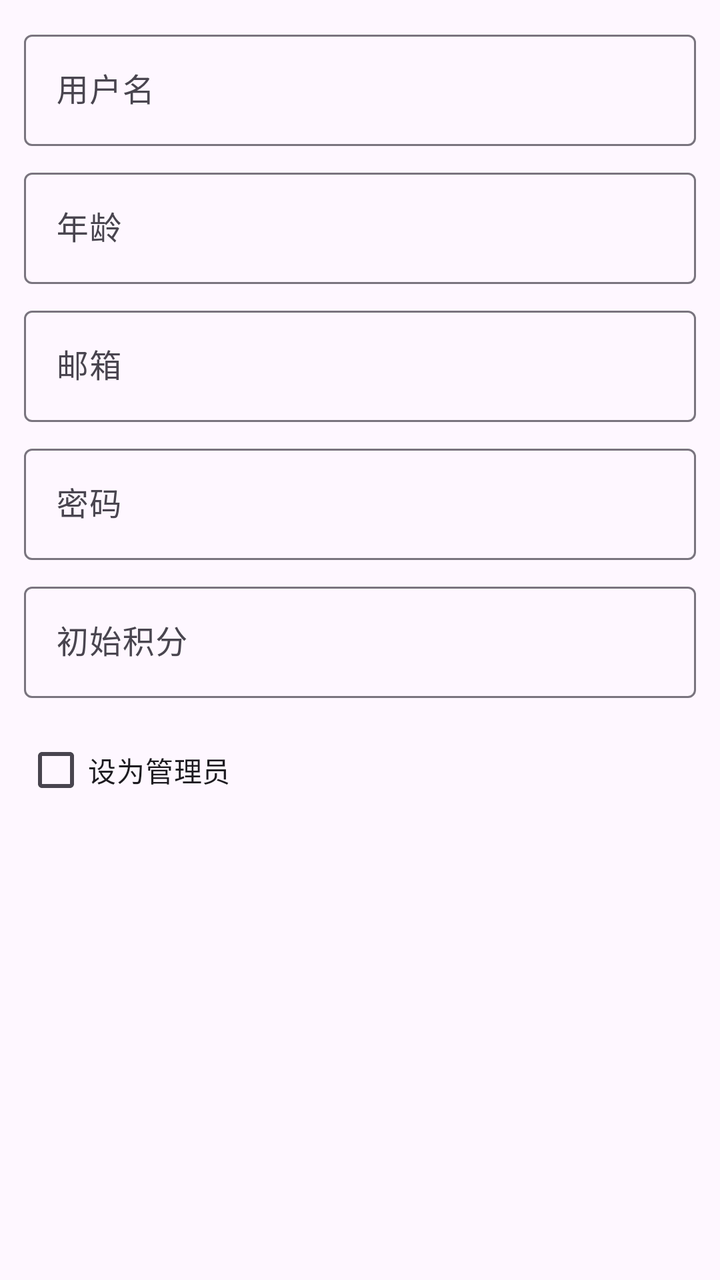
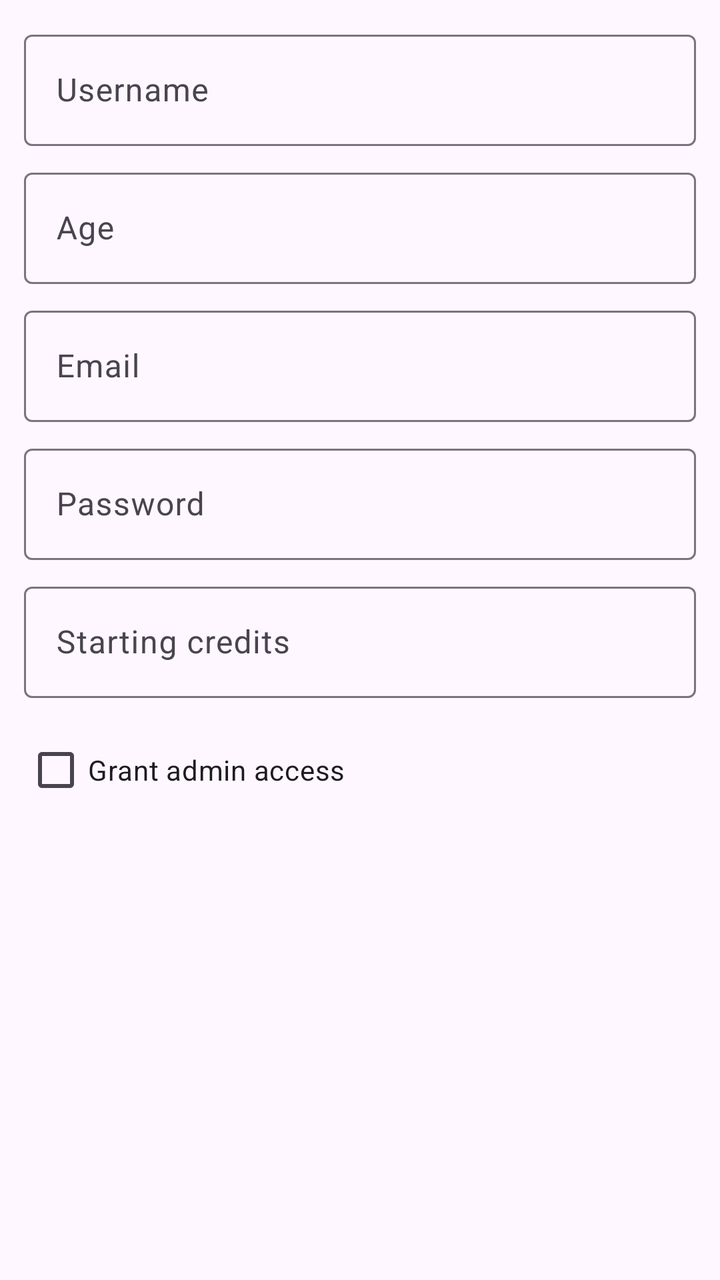

Before-and-after screenshots of an Android layout around one commit, followed by the original layout XML and the change that was made.
<!-- AndroidManifest.xml: application theme Theme.MyApplication -->
<!-- res/layout/dialog_admin_user.xml -->
<?xml version="1.0" encoding="utf-8"?>
<ScrollView xmlns:android="http://schemas.android.com/apk/res/android"
    xmlns:app="http://schemas.android.com/apk/res-auto"
    android:layout_width="match_parent"
    android:layout_height="wrap_content">

    <LinearLayout
        android:layout_width="match_parent"
        android:layout_height="wrap_content"
        android:orientation="vertical"
        android:padding="12dp">

        <com.google.android.material.textfield.TextInputLayout
            android:layout_width="match_parent"
            android:layout_height="wrap_content">
            <com.google.android.material.textfield.TextInputEditText
                android:id="@+id/user_name_input"
                android:layout_width="match_parent"
                android:layout_height="wrap_content"
                android:hint="用户名" />
        </com.google.android.material.textfield.TextInputLayout>

        <com.google.android.material.textfield.TextInputLayout
            android:layout_width="match_parent"
            android:layout_height="wrap_content"
            android:layout_marginTop="8dp">
            <com.google.android.material.textfield.TextInputEditText
                android:id="@+id/user_age_input"
                android:layout_width="match_parent"
                android:layout_height="wrap_content"
                android:hint="年龄"
                android:inputType="number" />
        </com.google.android.material.textfield.TextInputLayout>

        <com.google.android.material.textfield.TextInputLayout
            android:layout_width="match_parent"
            android:layout_height="wrap_content"
            android:layout_marginTop="8dp">
            <com.google.android.material.textfield.TextInputEditText
                android:id="@+id/user_email_input"
                android:layout_width="match_parent"
                android:layout_height="wrap_content"
                android:hint="邮箱" />
        </com.google.android.material.textfield.TextInputLayout>

        <com.google.android.material.textfield.TextInputLayout
            android:layout_width="match_parent"
            android:layout_height="wrap_content"
            android:layout_marginTop="8dp">
            <com.google.android.material.textfield.TextInputEditText
                android:id="@+id/user_password_input"
                android:layout_width="match_parent"
                android:layout_height="wrap_content"
                android:hint="密码"
                android:inputType="textPassword" />
        </com.google.android.material.textfield.TextInputLayout>

        <com.google.android.material.textfield.TextInputLayout
            android:layout_width="match_parent"
            android:layout_height="wrap_content"
            android:layout_marginTop="8dp">
            <com.google.android.material.textfield.TextInputEditText
                android:id="@+id/user_credits_input"
                android:layout_width="match_parent"
                android:layout_height="wrap_content"
                android:hint="初始积分"
                android:inputType="number" />
        </com.google.android.material.textfield.TextInputLayout>

        <CheckBox
            android:id="@+id/user_admin_checkbox"
            android:layout_width="wrap_content"
            android:layout_height="wrap_content"
            android:layout_marginTop="12dp"
            android:text="设为管理员" />

    </LinearLayout>

</ScrollView>
<!-- resources referenced by this layout -->
<resources>
  <style name="Theme.MyApplication" parent="Base.Theme.MyApplication" />
  <style name="Base.Theme.MyApplication" parent="Theme.Material3.DayNight.NoActionBar">
          
          
      </style>
</resources>

<!-- the commit's change to res/layout/dialog_admin_user.xml (unified diff, before → after) -->
@@ -17,7 +17,7 @@
                 android:id="@+id/user_name_input"
                 android:layout_width="match_parent"
                 android:layout_height="wrap_content"
-                android:hint="用户名" />
+                android:hint="Username" />
         </com.google.android.material.textfield.TextInputLayout>
 
         <com.google.android.material.textfield.TextInputLayout
@@ -28,7 +28,7 @@
                 android:id="@+id/user_age_input"
                 android:layout_width="match_parent"
                 android:layout_height="wrap_content"
-                android:hint="年龄"
+                android:hint="Age"
                 android:inputType="number" />
         </com.google.android.material.textfield.TextInputLayout>
 
@@ -40,7 +40,7 @@
                 android:id="@+id/user_email_input"
                 android:layout_width="match_parent"
                 android:layout_height="wrap_content"
-                android:hint="邮箱" />
+                android:hint="Email" />
         </com.google.android.material.textfield.TextInputLayout>
 
         <com.google.android.material.textfield.TextInputLayout
@@ -51,7 +51,7 @@
                 android:id="@+id/user_password_input"
                 android:layout_width="match_parent"
                 android:layout_height="wrap_content"
-                android:hint="密码"
+                android:hint="Password"
                 android:inputType="textPassword" />
         </com.google.android.material.textfield.TextInputLayout>
 
@@ -63,7 +63,7 @@
                 android:id="@+id/user_credits_input"
                 android:layout_width="match_parent"
                 android:layout_height="wrap_content"
-                android:hint="初始积分"
+                android:hint="Starting credits"
                 android:inputType="number" />
         </com.google.android.material.textfield.TextInputLayout>
 
@@ -72,7 +72,7 @@
             android:layout_width="wrap_content"
             android:layout_height="wrap_content"
             android:layout_marginTop="12dp"
-            android:text="设为管理员" />
+            android:text="Grant admin access" />
 
     </LinearLayout>
 
